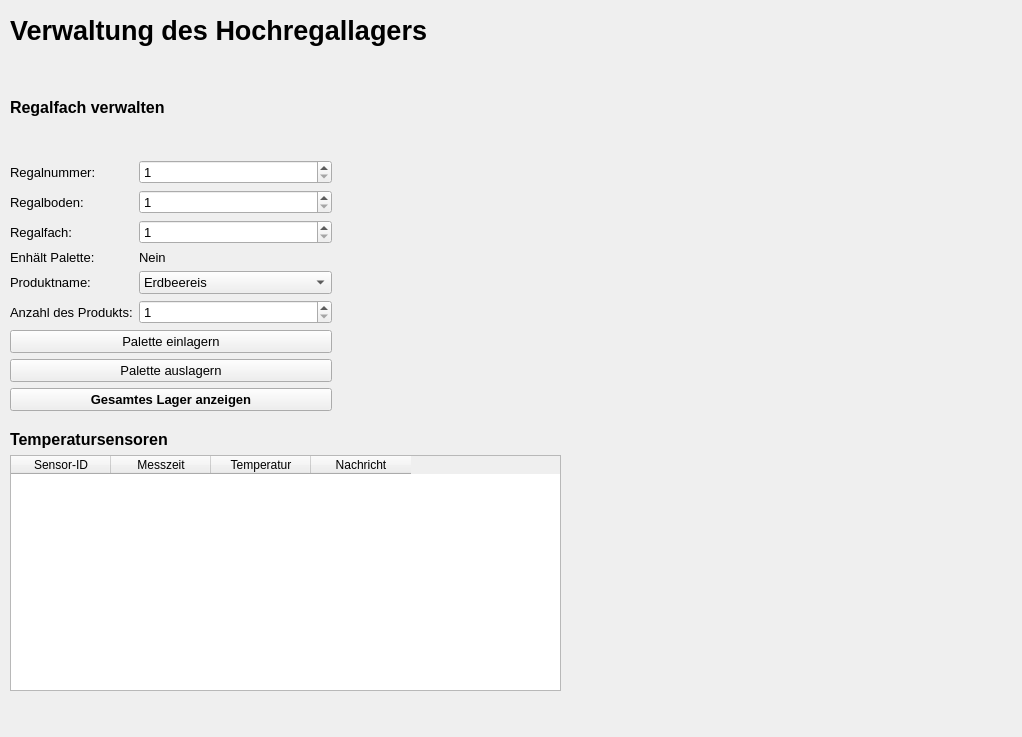
Before: the Qt Designer form mainwindow.ui in SH1RL0CK/tk_min_warehouse, drawn with Qt 5.
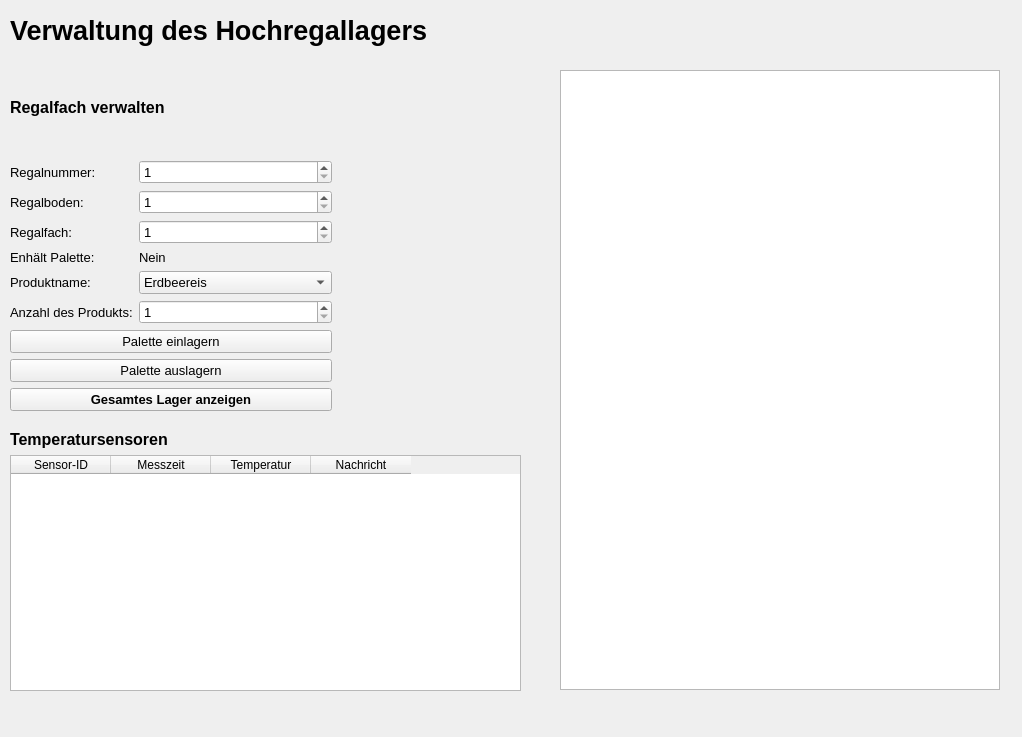
After: the same form once the commit is applied.

```diff
--- a/mainwindow.ui
+++ b/mainwindow.ui
@@ -300,7 +300,7 @@
      <rect>
       <x>10</x>
       <y>430</y>
-      <width>551</width>
+      <width>511</width>
       <height>261</height>
      </rect>
     </property>
@@ -345,6 +345,16 @@
      </item>
     </layout>
    </widget>
+   <widget class="QGraphicsView" name="virtualWarehouse">
+    <property name="geometry">
+     <rect>
+      <x>560</x>
+      <y>70</y>
+      <width>440</width>
+      <height>620</height>
+     </rect>
+    </property>
+   </widget>
   </widget>
  </widget>
  <resources/>
```
